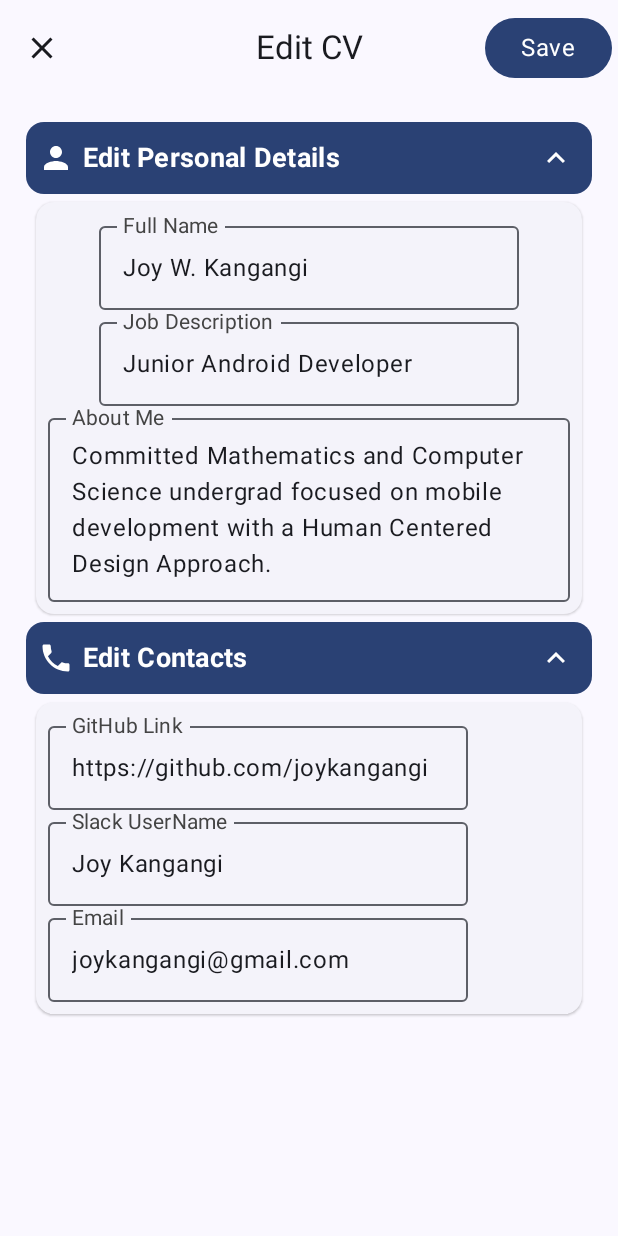
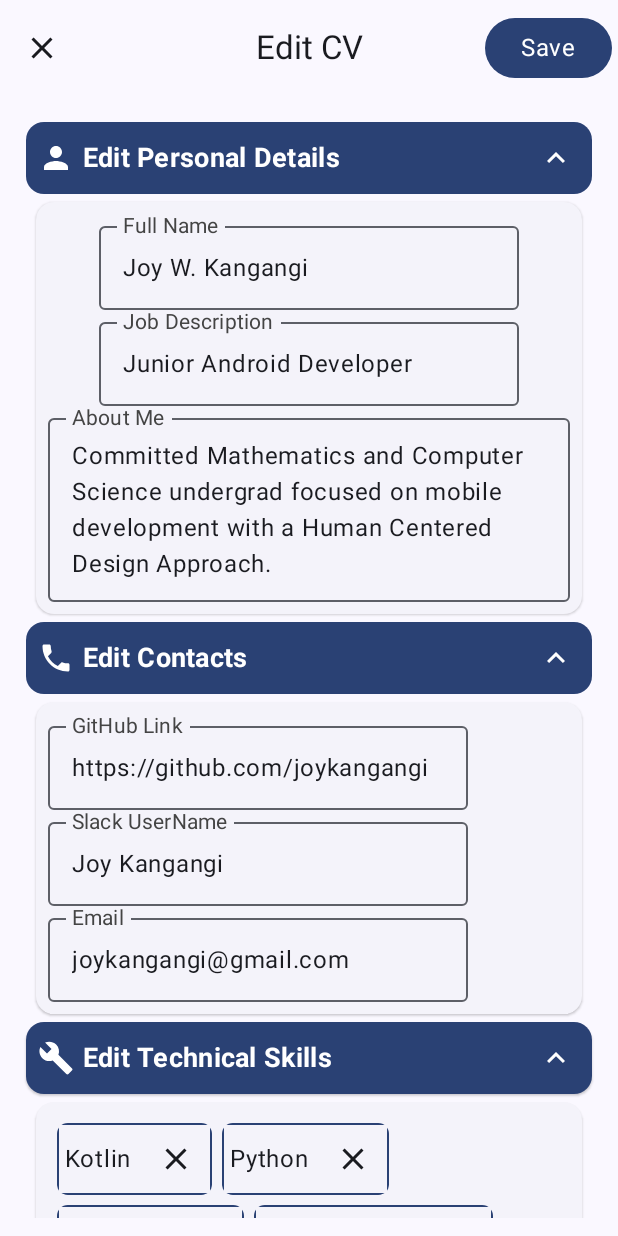
Before and after one commit to joykangangi/CVShowCase, an Android app built with Jetpack Compose: the @Preview function PrevEditScreen, on a phone screen of 412 x 824 dp. Run offline under Robolectric (Android 15) with nearby library versions, the phone set to English and light mode, and no system bars.

Commit message:
Fix EditCVScreen States

```diff
--- a/app/src/main/java/com/jkangangi/cvshowcase/MainActivity.kt
+++ b/app/src/main/java/com/jkangangi/cvshowcase/MainActivity.kt
@@ -39,7 +39,10 @@ class MainActivity : ComponentActivity() {
                     1 -> EditCVScreen(
                         state = state,
                         updateCV = viewModel::updateCV,
-                        onSave = { viewModel.navigate(0) })
+                        onSave = { viewModel.navigate(0) },
+                        onDeleteTechSkill = viewModel::onTechSkillDeleted,
+                        onDeleteSoftSkill = viewModel::onSoftSkillDeleted,
+                    )
                 }
             }
         }
--- a/app/src/main/java/com/jkangangi/cvshowcase/app/data/Local.kt
+++ b/app/src/main/java/com/jkangangi/cvshowcase/app/data/Local.kt
@@ -120,7 +120,7 @@ private val initialCerts = listOf(
         title = "KamiLimu Apprentice Program, Kenya",
         description = "https://www.linkedin.com/company/kamilimumentorship/",
         details = "I was selected to be 1 of the 33 mentees of the 7th cohort of KamiLimu which had an acceptance rate of 25%. \n " +
-                "During this enriching 8-month mentorship experience, I not only participated in the semi-finals of all competitions but also advanced to the final stage in the Innovation and ICT skills and Professional Development competitions.",
+                "Teamed-up with 3 software engineers to develop an organic fertilizer recommender system.",
         duration = Duration(
             startingMonth = "Sep",
             startingYear = "2022",
--- a/app/src/main/java/com/jkangangi/cvshowcase/app/widgets/Contact.kt
+++ b/app/src/main/java/com/jkangangi/cvshowcase/app/widgets/Contact.kt
@@ -45,7 +45,7 @@ fun Contact(
 @Composable
 fun PrevContact() {
     CVShowCaseTheme {
-        Contact(iconId = R.drawable.email, contact = "joykangangi@gmail.com")
+        Contact(iconId = R.drawable.email, contact = "test@gmail.com")
     }
 
 }
--- a/app/src/main/java/com/jkangangi/cvshowcase/cv/CVState.kt
+++ b/app/src/main/java/com/jkangangi/cvshowcase/cv/CVState.kt
@@ -8,8 +8,8 @@ data class CVState(
     val jobRole: String = "",
     val bio: String = "",
     val contact: Contact = Contact(),
-    val techSkills: MutableList<String> = mutableListOf(),
-    val softSkills: MutableList<String> = mutableListOf(),
+    val techSkills: List<String> = emptyList(),
+    val softSkills: List<String> = emptyList(),
     val projects: List<CVBody> = emptyList(),
     val education: List<CVBody> = emptyList(),
     val volunteer: List<CVBody> = emptyList(),
@@ -26,7 +26,6 @@ data class Contact(
 )*/
 
 
-
 data class CVBody(
     val title: String = "",
     val description: String = "",
--- a/app/src/main/java/com/jkangangi/cvshowcase/edit_cv/EditCVScreen.kt
+++ b/app/src/main/java/com/jkangangi/cvshowcase/edit_cv/EditCVScreen.kt
@@ -1,12 +1,20 @@
 package com.jkangangi.cvshowcase.edit_cv
 
 import androidx.compose.foundation.layout.Column
-import androidx.compose.foundation.layout.Row
+import androidx.compose.foundation.layout.ExperimentalLayoutApi
+import androidx.compose.foundation.layout.FlowRow
 import androidx.compose.foundation.layout.padding
+import androidx.compose.foundation.rememberScrollState
+import androidx.compose.foundation.verticalScroll
 import androidx.compose.material.icons.Icons
+import androidx.compose.material.icons.filled.Anchor
 import androidx.compose.material.icons.filled.Build
+import androidx.compose.material.icons.filled.FrontHand
+import androidx.compose.material.icons.filled.Handshake
 import androidx.compose.material.icons.filled.Person
 import androidx.compose.material.icons.filled.Phone
+import androidx.compose.material.icons.filled.School
+import androidx.compose.material.icons.filled.Work
 import androidx.compose.material3.Scaffold
 import androidx.compose.runtime.Composable
 import androidx.compose.ui.Alignment
@@ -20,12 +28,16 @@ import com.jkangangi.cvshowcase.app.theme.CVShowCaseTheme
 import com.jkangangi.cvshowcase.app.widgets.CVHeader
 import com.jkangangi.cvshowcase.app.widgets.TextInput
 import com.jkangangi.cvshowcase.cv.CVState
+import com.jkangangi.cvshowcase.edit_cv.components.EditChip
+import com.jkangangi.cvshowcase.edit_cv.components.EditList
 
 @Composable
 fun EditCVScreen(
     modifier: Modifier = Modifier,
     state: CVState,
     updateCV: (CVState) -> Unit,
+    onDeleteSoftSkill: (String) -> Unit,
+    onDeleteTechSkill: (String) -> Unit,
     onSave: () -> Unit,
 ) {
     Scaffold(
@@ -34,11 +46,37 @@ fun EditCVScreen(
             Column(
                 modifier = modifier
                     .padding(innerPadding)
-                    .padding(12.dp),
+                    .padding(12.dp)
+                    .verticalScroll(rememberScrollState()),
                 content = {
                     EditPersonalInfo(state = state, updateCV = updateCV)
                     EditContact(state = state, updateCV = updateCV)
-
+                    EditTechSkills(state = state, onDeleteSkill = onDeleteTechSkill)
+                    EditSoftSkills(state = state, onDeleteSkill = onDeleteSoftSkill)
+                    EditList(
+                        items = state.projects,
+                        updateCV = { newProjects -> updateCV(state.copy(projects = newProjects)) } ,
+                        icon =  Icons.Default.Work,
+                        header = R.string.edit_proj
+                    )
+                    EditList(
+                        items = state.education,
+                        updateCV = { newSchools -> updateCV(state.copy(education = newSchools)) } ,
+                        icon =  Icons.Default.School,
+                        header = R.string.edit_edu
+                    )
+                    EditList(
+                        items = state.volunteer,
+                        updateCV = { newVolunteer -> updateCV(state.copy(volunteer = newVolunteer)) } ,
+                        icon =  Icons.Default.FrontHand,
+                        header = R.string.edit_volunteer
+                    )
+                    EditList(
+                        items = state.certifications,
+                        updateCV = { newCerts -> updateCV(state.copy(projects = newCerts)) } ,
+                        icon =  Icons.Default.Anchor,
+                        header = R.string.edit_cert
+                    )
                 }
             )
         }
@@ -103,25 +141,13 @@ private fun EditContact(
                     )
                     TextInput(
                         input = state.contact.slackUserName,
-                        onInputChange = {
-                            updateCV(
-                                state.copy(
-                                    contact = state.contact.copy(slackUserName = it)
-                                )
-                            )
-                        },
+                        onInputChange = { updateCV(state.copy(contact = state.contact.copy(slackUserName = it))) },
                         txtLabel = "Slack UserName"
                     )
 
                     TextInput(
                         input = state.contact.email,
-                        onInputChange = {
-                            updateCV(
-                                state.copy(
-                                    contact = state.contact.copy(email = it)
-                                )
-                            )
-                        },
+                        onInputChange = { updateCV(state.copy(contact = state.contact.copy(email = it))) },
                         txtLabel = "Email"
                     )
                 }
@@ -130,11 +156,12 @@ private fun EditContact(
     )
 }
 
+@OptIn(ExperimentalLayoutApi::class)
 @Composable
 private fun EditTechSkills(
     modifier: Modifier = Modifier,
     state: CVState,
-    updateCV: (CVState) -> Unit
+    onDeleteSkill: (String) -> Unit,
 ) {
     CVHeader(
         icon = Icons.Default.Build,
@@ -143,12 +170,16 @@ private fun EditTechSkills(
             Column(
                 modifier = modifier.padding(5.dp),
                 content = {
-                    Row(
+                    FlowRow(
+                        maxItemsInEachRow = 4,
                         modifier = modifier.padding(5.dp),
                         content = {
-                            TextInput(input = "", onInputChange = {
-                                updateCV(state.copy(techSkills = state.techSkills.add(it)))
-                            }, txtLabel = "Skills")
+                            state.techSkills.forEach { skill ->
+                                EditChip(
+                                    onDelete = { onDeleteSkill(it) },
+                                    chipText = skill
+                                )
+                            }
                         }
                     )
                 }
@@ -158,12 +189,50 @@ private fun EditTechSkills(
     )
 }
 
+@OptIn(ExperimentalLayoutApi::class)
+@Composable
+private fun EditSoftSkills(
+    modifier: Modifier = Modifier,
+    state: CVState,
+    onDeleteSkill: (String) -> Unit,
+) {
+    CVHeader(
+        icon = Icons.Default.Handshake,
+        header = stringResource(id = R.string.edit_soft),
+        body = {
+            Column(
+                modifier = modifier.padding(5.dp),
+                content = {
+                    FlowRow(
+                        maxItemsInEachRow = 4,
+                        modifier = modifier.padding(5.dp),
+                        content = {
+                            state.softSkills.forEach { skill ->
+                                EditChip(
+                                    onDelete = { onDeleteSkill(it) },
+                                    chipText = skill
+                                )
+                            }
+                        }
+                    )
+                }
+            )
+        }
+    )
+}
+
+
 @Preview
 @Composable
 fun PrevEditScreen() {
     CVShowCaseTheme {
         val initialState = StartingCV.initialCVState
-        EditCVScreen(state = initialState, updateCV = { }, onSave = { })
+        EditCVScreen(
+            state = initialState,
+            updateCV = { },
+            onSave = { },
+            onDeleteSoftSkill = { },
+            onDeleteTechSkill = { },
+        )
     }
-
 }
--- /dev/null
+++ b/app/src/main/java/com/jkangangi/cvshowcase/edit_cv/components/EditCVBody.kt
@@ -0,0 +1,118 @@
+package com.jkangangi.cvshowcase.edit_cv.components
+
+import androidx.compose.foundation.layout.Arrangement
+import androidx.compose.foundation.layout.Column
+import androidx.compose.foundation.layout.Row
+import androidx.compose.foundation.layout.fillMaxWidth
+import androidx.compose.foundation.layout.padding
+import androidx.compose.runtime.Composable
+import androidx.compose.ui.Alignment
+import androidx.compose.ui.Modifier
+import androidx.compose.ui.graphics.vector.ImageVector
+import androidx.compose.ui.res.stringResource
+import androidx.compose.ui.unit.dp
+import com.jkangangi.cvshowcase.app.widgets.CVHeader
+import com.jkangangi.cvshowcase.app.widgets.TextInput
+import com.jkangangi.cvshowcase.cv.CVBody
+
+
+/**
+ * Will be used for: Projects, Education, Volunteer, Certifications
+ */
+
+@Composable
+fun EditCVBody(
+    modifier: Modifier = Modifier,
+    body: CVBody,
+    updateBody: (CVBody) -> Unit,
+) {
+    Column(
+        modifier = modifier.padding(8.dp),
+        verticalArrangement = Arrangement.SpaceEvenly,
+        content = {
+            TextInput(
+                input = body.title,
+                onInputChange = { updateBody(body.copy(title = it)) },
+                txtLabel = "Title"
+            )
+            TextInput(
+                input = body.description,
+                onInputChange = { updateBody(body.copy(description = it)) },
+                txtLabel = "Description"
+            )
+            TextInput(
+                input = body.details,
+                onInputChange = { updateBody(body.copy(details = it)) },
+                txtLabel = "Details"
+            )
+
+            Row(
+                modifier = modifier.fillMaxWidth(),
+                verticalAlignment = Alignment.CenterVertically,
+                content = {
+                    TextInput(
+                        modifier = modifier.weight(.1f),
+                        input = body.duration.startingMonth,
+                        onInputChange = { updateBody(body.copy(duration = body.duration.copy(startingMonth = it))) },
+                        txtLabel = "Starting Month"
+                    )
+
+                    TextInput(
+                        modifier = modifier.weight(.1f) ,
+                        input = body.duration.startingYear,
+                        onInputChange = { updateBody(body.copy(duration = body.duration.copy(startingYear = it))) } ,
+                        txtLabel = "Starting Year"
+                    )
+                }
+            )
+
+            Row(
+                modifier = modifier.fillMaxWidth(),
+                verticalAlignment = Alignment.CenterVertically,
+                content = {
+                    TextInput(
+                        modifier = modifier.weight(.1f),
+                        input = body.duration.endingMonth,
+                        onInputChange = { updateBody(body.copy(duration = body.duration.copy(endingMonth = it))) },
+                        txtLabel = "Ending Month"
+                    )
+
+                    TextInput(
+                        modifier = modifier.weight(.1f) ,
+                        input = body.duration.endingYear,
+                        onInputChange = { updateBody(body.copy(duration = body.duration.copy(endingYear = it))) } ,
+                        txtLabel = "Ending Year"
+                    )
+                }
+            )
+        }
+    )
+}
+
+
+@Composable
+fun EditList(
+    modifier: Modifier = Modifier,
+    items: List<CVBody>,
+    updateCV: (List<CVBody>) -> Unit,
+    icon: ImageVector,
+    header: Int,
+) {
+    CVHeader(
+        icon = icon,
+        header = stringResource(id = header),
+        body = {
+            items.forEach { item ->
+                EditCVBody(
+                    body = item,
+                    updateBody = { updatedItem ->
+                        val updatedItems = items.map { cvBody ->
+                                 if (cvBody == item) updatedItem else cvBody }
+                        updateCV(updatedItems)
+                    },
+                    modifier = modifier,
+                )
+            }
+        }
+    )
+}
--- /dev/null
+++ b/app/src/main/java/com/jkangangi/cvshowcase/edit_cv/components/EditChip.kt
@@ -0,0 +1,67 @@
+package com.jkangangi.cvshowcase.edit_cv.components
+
+import androidx.compose.foundation.border
+import androidx.compose.foundation.layout.Box
+import androidx.compose.foundation.layout.Row
+import androidx.compose.foundation.layout.padding
+import androidx.compose.foundation.shape.RoundedCornerShape
+import androidx.compose.material.icons.Icons
+import androidx.compose.material.icons.filled.Close
+import androidx.compose.material3.Icon
+import androidx.compose.material3.IconButton
+import androidx.compose.material3.MaterialTheme
+import androidx.compose.material3.Text
+import androidx.compose.runtime.Composable
+import androidx.compose.ui.Alignment
+import androidx.compose.ui.Modifier
+import androidx.compose.ui.draw.clip
+import androidx.compose.ui.tooling.preview.Preview
+import androidx.compose.ui.unit.dp
+import com.jkangangi.cvshowcase.app.theme.CVShowCaseTheme
+
+@Composable
+fun EditChip(
+    modifier: Modifier = Modifier,
+    onDelete: (String) -> Unit,
+    chipText: String,
+) {
+
+    Box(
+        modifier = modifier
+            .padding(3.dp)
+            .clip(RoundedCornerShape(15))
+            .border(width = 1.dp, color = MaterialTheme.colorScheme.primary),
+        contentAlignment = Alignment.Center,
+        content = {
+            Row(
+                verticalAlignment = Alignment.CenterVertically,
+                content = {
+                    Text(
+                        modifier = modifier.padding(5.dp),
+                        text = chipText,
+                        style = MaterialTheme.typography.bodyLarge
+                    )
+
+                    IconButton(
+                        onClick = { onDelete(chipText) },
+                        content = {
+                            Icon(imageVector = Icons.Default.Close, contentDescription = null)
+
+                        }
+                    )
+
+                }
+            )
+
+        }
+    )
+}
+
+@Preview
+@Composable
+fun PrevEditChip() {
+    CVShowCaseTheme {
+        EditChip(onDelete = { }, chipText = "Cleaning")
+    }
+
+}
```
Also changed, not shown: app/src/main/java/com/jkangangi/cvshowcase/app/util/CVViewModel.kt (+23 -7 lines), app/src/main/java/com/jkangangi/cvshowcase/app/widgets/CVBody.kt (+16 -16 lines), app/src/main/java/com/jkangangi/cvshowcase/app/widgets/EditChip.kt (deleted, +0 -38 lines), app/src/main/java/com/jkangangi/cvshowcase/app/widgets/VerticalDivider.kt (deleted, +0 -25 lines), app/src/main/java/com/jkangangi/cvshowcase/cv/CVScreen.kt (+4 -29 lines).
